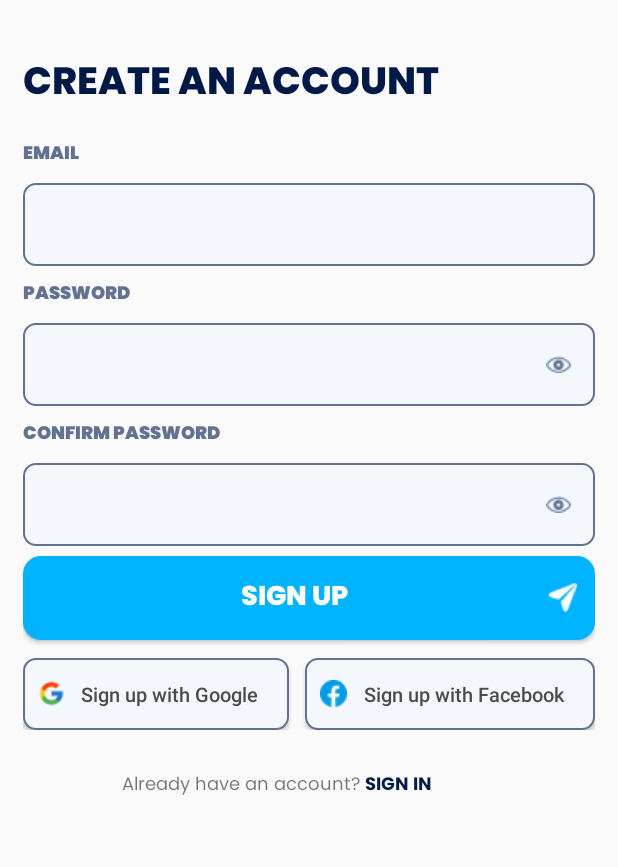
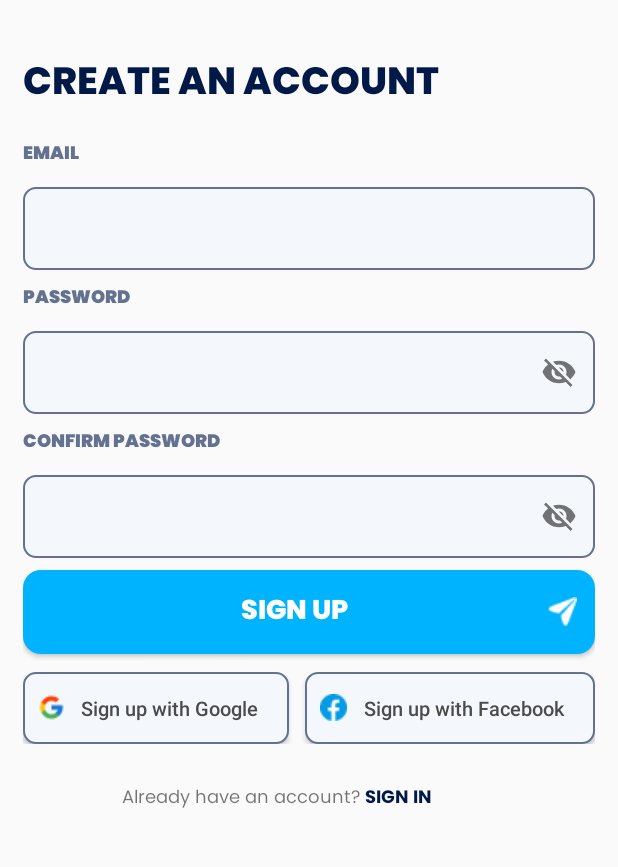
Before and after one commit to irishmicoletcando/h2gether-mobile-app, an Android app: the Signup screen opened directly, with no data from a screen before it, on a phone screen of 412 x 824 dp, the part 239-1106 px from its top. Run offline under Robolectric (Android 15) with nearby library versions, the phone set to English and light mode, and no system bars.

Commit message:
Changed to Text Input Edit Text

```diff
--- a/app/src/main/res/layout/activity_main.xml
+++ b/app/src/main/res/layout/activity_main.xml
@@ -85,7 +85,7 @@
         app:layout_constraintTop_toBottomOf="@+id/tv_email_heading">
 
         <!-- Input email area -->
-        <EditText
+        <com.google.android.material.textfield.TextInputEditText
             android:id="@+id/et_input_email"
             android:layout_width="match_parent"
             android:layout_height="wrap_content"
@@ -113,16 +113,16 @@
         android:layout_height="wrap_content"
         app:layout_constraintEnd_toEndOf="@id/guideline2"
         app:layout_constraintStart_toStartOf="@id/guideline1"
-        app:layout_constraintTop_toBottomOf="@+id/tv_password_heading">
+        app:layout_constraintTop_toBottomOf="@+id/tv_password_heading"
+        app:passwordToggleEnabled="true">
 
         <!-- Input password area -->
-        <EditText
+        <com.google.android.material.textfield.TextInputEditText
             android:id="@+id/et_input_password"
             android:layout_width="match_parent"
             android:layout_height="wrap_content"
             android:layout_marginTop="8dp"
             android:background="@drawable/edittext_border"
-            android:drawableRight="@drawable/password_visibility"
             android:padding="15dp" />
     </com.google.android.material.textfield.TextInputLayout>
 
--- a/app/src/main/res/layout/activity_signup.xml
+++ b/app/src/main/res/layout/activity_signup.xml
@@ -76,17 +76,23 @@
         app:layout_constraintStart_toStartOf="parent"
         app:layout_constraintTop_toBottomOf="@+id/tv_signup_heading" />
 
+    <com.google.android.material.textfield.TextInputLayout
+        android:id="@+id/til_input_email"
+        android:layout_width="match_parent"
+        android:layout_height="wrap_content"
+        app:layout_constraintEnd_toEndOf="@id/guideline2"
+        app:layout_constraintStart_toStartOf="@id/guideline1"
+        app:layout_constraintTop_toBottomOf="@+id/tv_email_heading">
+
     <!-- Input email area -->
-    <EditText
+        <com.google.android.material.textfield.TextInputEditText
         android:id="@+id/et_input_email"
         android:layout_width="match_parent"
         android:layout_height="wrap_content"
         android:layout_marginTop="8dp"
         android:background="@drawable/edittext_border"
-        android:padding="15dp"
-        app:layout_constraintEnd_toEndOf="@id/guideline2"
-        app:layout_constraintStart_toStartOf="@id/guideline1"
-        app:layout_constraintTop_toBottomOf="@+id/tv_email_heading" />
+        android:padding="15dp"/>
+    </com.google.android.material.textfield.TextInputLayout>
 
     <!-- Password heading -->
     <TextView
@@ -99,20 +105,26 @@
         android:textColor="#637291"
         android:textSize="12sp"
         app:layout_constraintStart_toStartOf="parent"
-        app:layout_constraintTop_toBottomOf="@+id/et_input_email" />
+        app:layout_constraintTop_toBottomOf="@+id/til_input_email" />
 
     <!-- Input password area -->
-    <EditText
+    <com.google.android.material.textfield.TextInputLayout
+        android:id="@+id/til_input_password"
+        android:layout_width="match_parent"
+        android:layout_height="wrap_content"
+        app:layout_constraintEnd_toEndOf="@id/guideline2"
+        app:layout_constraintStart_toStartOf="@id/guideline1"
+        app:layout_constraintTop_toBottomOf="@+id/tv_password_heading"
+        app:passwordToggleEnabled="true">
+
+        <com.google.android.material.textfield.TextInputEditText
         android:id="@+id/et_input_password"
         android:layout_width="match_parent"
         android:layout_height="wrap_content"
         android:layout_marginTop="8dp"
         android:background="@drawable/edittext_border"
-        android:drawableRight="@drawable/password_visibility"
-        android:padding="15dp"
-        app:layout_constraintEnd_toEndOf="@id/guideline2"
-        app:layout_constraintStart_toStartOf="@id/guideline1"
-        app:layout_constraintTop_toBottomOf="@+id/tv_password_heading" />
+        android:padding="15dp" />
+    </com.google.android.material.textfield.TextInputLayout>
 
     <!-- Confirm Password heading -->
     <TextView
@@ -125,27 +137,37 @@
         android:textColor="#637291"
         android:textSize="12sp"
         app:layout_constraintStart_toStartOf="parent"
-        app:layout_constraintTop_toBottomOf="@+id/et_input_password" />
+        app:layout_constraintTop_toBottomOf="@+id/til_input_password" />
 
     <!-- Input password area -->
-    <EditText
-        android:id="@+id/et_confirm_password"
+    <com.google.android.material.textfield.TextInputLayout
+        android:id="@+id/til_confirm_password"
         android:layout_width="match_parent"
         android:layout_height="wrap_content"
-        android:layout_marginTop="8dp"
-        android:background="@drawable/edittext_border"
-        android:drawableRight="@drawable/password_visibility"
-        android:padding="15dp"
         app:layout_constraintEnd_toEndOf="@id/guideline2"
         app:layout_constraintStart_toStartOf="@id/guideline1"
-        app:layout_constraintTop_toBottomOf="@+id/tv_confirm_password_heading" />
+        app:layout_constraintTop_toBottomOf="@+id/tv_confirm_password_heading"
+        app:passwordToggleEnabled="true">
+
+        <com.google.android.material.textfield.TextInputEditText
+            android:id="@+id/et_confirm_password"
+            android:layout_width="match_parent"
+            android:layout_height="wrap_content"
+            android:background="@drawable/edittext_border"
+            android:padding="15dp"
+            app:layout_constraintEnd_toEndOf="parent"
+            app:layout_constraintHorizontal_bias="1.0"
+            app:layout_constraintStart_toStartOf="parent"
+            tools:layout_editor_absoluteY="420dp" />
+    </com.google.android.material.textfield.TextInputLayout>
 
     <!-- Sign up button-->
+
     <Button
         android:id="@+id/btn_signup"
         android:layout_width="match_parent"
         android:layout_height="wrap_content"
-        android:layout_marginTop="100dp"
+        android:layout_marginTop="8dp"
         android:background="@drawable/proceed_button_background"
         android:drawableRight="@drawable/proceed_password"
         android:fontFamily="@font/poppins_extrabold"
@@ -153,7 +175,7 @@
         android:text="SIGN UP"
         android:textColor="#FFFFFF"
         android:textSize="18sp"
-        app:layout_constraintTop_toBottomOf="@+id/et_input_password"
+        app:layout_constraintTop_toBottomOf="@+id/til_confirm_password"
         tools:layout_editor_absoluteX="0dp" />
 
     <LinearLayout
@@ -248,4 +270,6 @@
         app:layout_constraintGuide_percent="0.65" />
 
 
+
+
 </androidx.constraintlayout.widget.ConstraintLayout>
```
